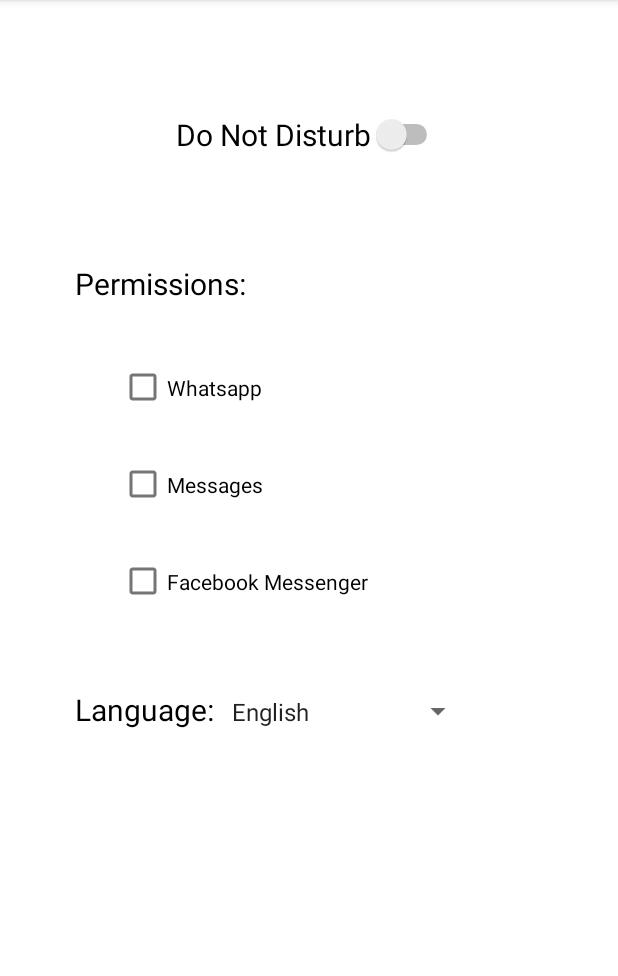
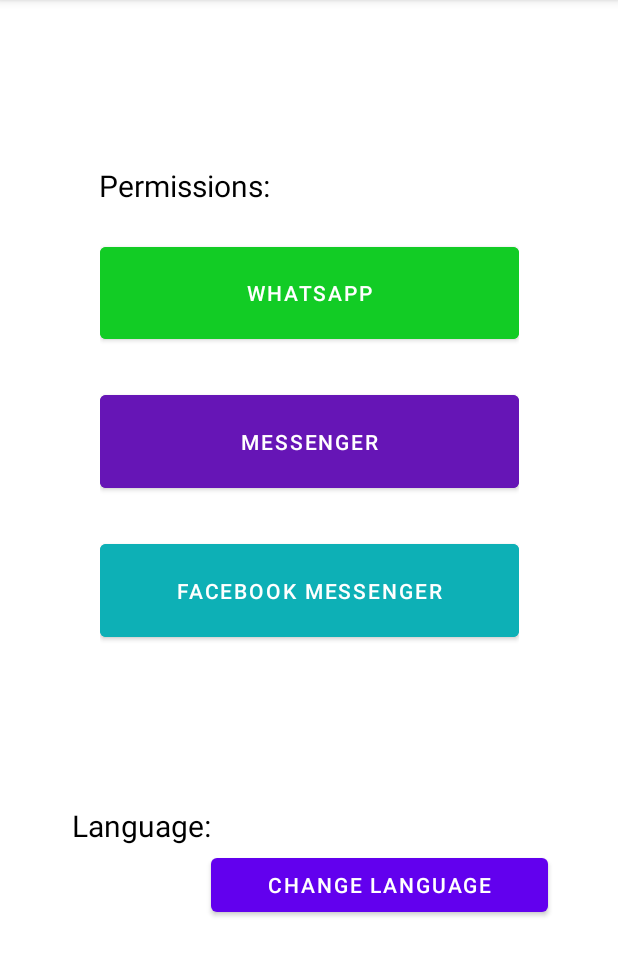
Before and after one commit to GNGB34/accessible-messaging-droid, an Android app: the Settings screen opened directly, with no data from a screen before it, on a phone screen of 412 x 824 dp, the part 84-1060 px from its top. Run offline under Robolectric (Android 15) with nearby library versions, the phone set to English and light mode, and no system bars.

Commit message:
changed layout to buttons

```diff
--- a/app/src/main/java/com/example/accessiblemessaging/Settings.java
+++ b/app/src/main/java/com/example/accessiblemessaging/Settings.java
@@ -8,7 +8,6 @@
 import android.widget.ArrayAdapter;
 
 public class Settings extends AppCompatActivity {
-    String[] languageOptions={"English","Spanish"};
 
 
     @Override
@@ -16,10 +15,7 @@
         super.onCreate(savedInstanceState);
         setContentView(R.layout.activity_settings2);
 
-        Spinner languageSelect= (Spinner) findViewById(R.id.languageSpin);
-        ArrayAdapter<String> array_adapter = new ArrayAdapter<String>(this, android.R.layout.simple_spinner_item, languageOptions);
-        array_adapter.setDropDownViewResource(android.R.layout.simple_spinner_dropdown_item);
-        languageSelect.setAdapter(array_adapter);
+
 
 
     }
--- a/app/src/main/res/layout/activity_main.xml
+++ b/app/src/main/res/layout/activity_main.xml
@@ -6,6 +6,18 @@
     android:layout_height="match_parent"
     android:layout_gravity="center"
     tools:context=".MainActivity">
+
+    <Switch
+        android:id="@+id/doNotDisturb"
+        android:layout_width="wrap_content"
+        android:layout_height="wrap_content"
+        android:layout_marginTop="76dp"
+        android:text="Do Not Disturb"
+        android:textSize="20sp"
+        app:layout_constraintEnd_toEndOf="parent"
+        app:layout_constraintHeight_percent="30"
+        app:layout_constraintStart_toStartOf="parent"
+        app:layout_constraintTop_toTopOf="parent" />
 
     <Button
         android:id="@+id/button"
@@ -40,16 +52,16 @@
         android:layout_width="120dp"
         android:layout_height="49dp"
         android:layout_marginStart="149dp"
-        android:layout_marginTop="196dp"
         android:layout_marginEnd="152dp"
         android:layout_marginBottom="64dp"
         android:shadowColor="#FFFFFF"
         android:text="SETTINGS"
         app:layout_constraintBottom_toTopOf="@+id/button"
         app:layout_constraintEnd_toEndOf="parent"
-        app:layout_constraintHorizontal_bias="0.5"
+        app:layout_constraintHorizontal_bias="0.4"
         app:layout_constraintStart_toStartOf="parent"
-        app:layout_constraintTop_toTopOf="parent"
+        app:layout_constraintTop_toBottomOf="@+id/doNotDisturb"
+        app:layout_constraintVertical_bias="0.869"
         app:strokeColor="#3C3F41" />
 
 </androidx.constraintlayout.widget.ConstraintLayout>
--- a/app/src/main/res/layout/activity_settings2.xml
+++ b/app/src/main/res/layout/activity_settings2.xml
@@ -8,24 +8,13 @@
     android:visibility="visible"
     tools:context=".Settings">
 
-    <Switch
-        android:id="@+id/doNotDisturb"
-        android:layout_width="wrap_content"
-        android:layout_height="wrap_content"
-        android:layout_marginTop="76dp"
-        android:text="Do Not Disturb"
-        android:textSize="20sp"
-        app:layout_constraintEnd_toEndOf="parent"
-        app:layout_constraintHeight_percent="30"
-        app:layout_constraintStart_toStartOf="parent"
-        app:layout_constraintTop_toTopOf="parent" />
-
     <LinearLayout
         android:id="@+id/linearLayout3"
-        android:layout_width="412dp"
-        android:layout_height="223dp"
+        android:layout_width="375dp"
+        android:layout_height="143dp"
         android:orientation="horizontal"
         app:layout_constraintEnd_toEndOf="parent"
+        app:layout_constraintHorizontal_bias="0.444"
         app:layout_constraintStart_toStartOf="parent"
         app:layout_constraintTop_toTopOf="parent">
 
@@ -33,8 +22,8 @@
             android:id="@+id/permissionsText"
             android:layout_width="wrap_content"
             android:layout_height="wrap_content"
-            android:layout_marginLeft="50dp"
-            android:layout_marginTop="175dp"
+            android:layout_marginStart="50dp"
+            android:layout_marginTop="110dp"
             android:text="Permissions:"
             android:textColor="#000000"
             android:textSize="20sp"
@@ -44,42 +33,46 @@
 
     <LinearLayout
         android:id="@+id/linearLayout6"
-        android:layout_width="254dp"
-        android:layout_height="184dp"
+        android:layout_width="279dp"
+        android:layout_height="287dp"
         android:orientation="vertical"
         app:layout_constraintEnd_toEndOf="parent"
         app:layout_constraintStart_toStartOf="parent"
         app:layout_constraintTop_toBottomOf="@+id/linearLayout3">
 
-        <CheckBox
-            android:id="@+id/checkBox"
+        <Button
+            android:id="@+id/whatsappButton"
             android:layout_width="match_parent"
             android:layout_height="wrap_content"
             android:layout_marginTop="15dp"
             android:layout_weight="1"
+            android:backgroundTint="#12CC25"
             android:text="Whatsapp" />
 
-        <CheckBox
-            android:id="@+id/checkBox2"
+        <Button
+            android:id="@+id/messengerButton"
             android:layout_width="match_parent"
             android:layout_height="wrap_content"
             android:layout_marginTop="25dp"
             android:layout_weight="1"
-            android:text="Messages" />
+            android:backgroundTint="#6615B6"
+            android:text="Messenger" />
 
-        <CheckBox
-            android:id="@+id/checkBox3"
+        <Button
+            android:id="@+id/facebookButton"
             android:layout_width="match_parent"
             android:layout_height="wrap_content"
             android:layout_marginTop="25dp"
             android:layout_weight="1"
+            android:backgroundTint="#0DB0B6"
             android:text="Facebook Messenger" />
+
     </LinearLayout>
 
     <LinearLayout
         android:id="@+id/linearLayout5"
-        android:layout_width="412dp"
-        android:layout_height="308dp"
+        android:layout_width="417dp"
+        android:layout_height="217dp"
         android:orientation="horizontal"
         app:layout_constraintBottom_toBottomOf="parent"
         app:layout_constraintEnd_toEndOf="parent"
@@ -91,19 +84,20 @@
             android:layout_width="wrap_content"
             android:layout_height="wrap_content"
             android:layout_marginStart="50dp"
-            android:layout_marginTop="25dp"
+            android:layout_marginTop="38dp"
             android:text="Language:"
             android:textColor="#000000"
             android:textSize="20sp"
             app:layout_constraintHeight_percent="60" />
 
-        <Spinner
-            android:id="@+id/languageSpin"
-            android:layout_width="169dp"
-            android:layout_height="27dp"
-            android:layout_marginStart="4dp"
-            android:layout_marginTop="25dp"
-            android:layout_marginRight="25dp" />
+        <Button
+            android:id="@+id/changeLanguageButton"
+            android:layout_width="wrap_content"
+            android:layout_height="wrap_content"
+            android:layout_marginTop="75dp"
+            android:layout_marginRight="50dp"
+            android:layout_weight="1"
+            android:text="CHANGE LANGUAGE" />
 
     </LinearLayout>
 
```
